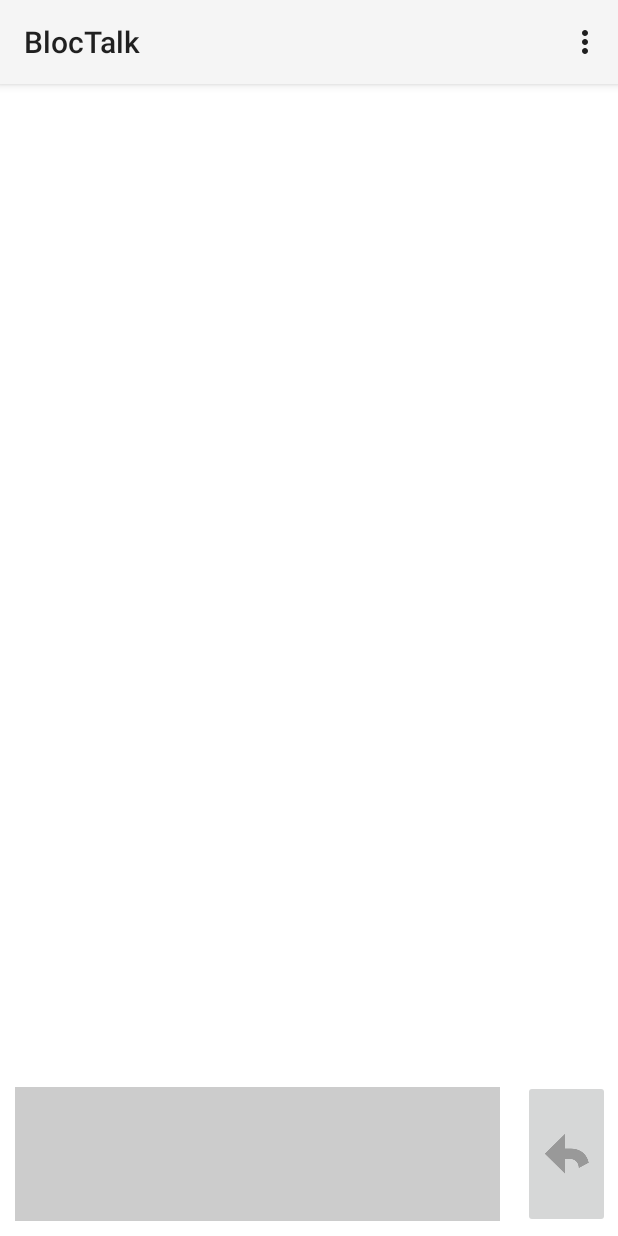
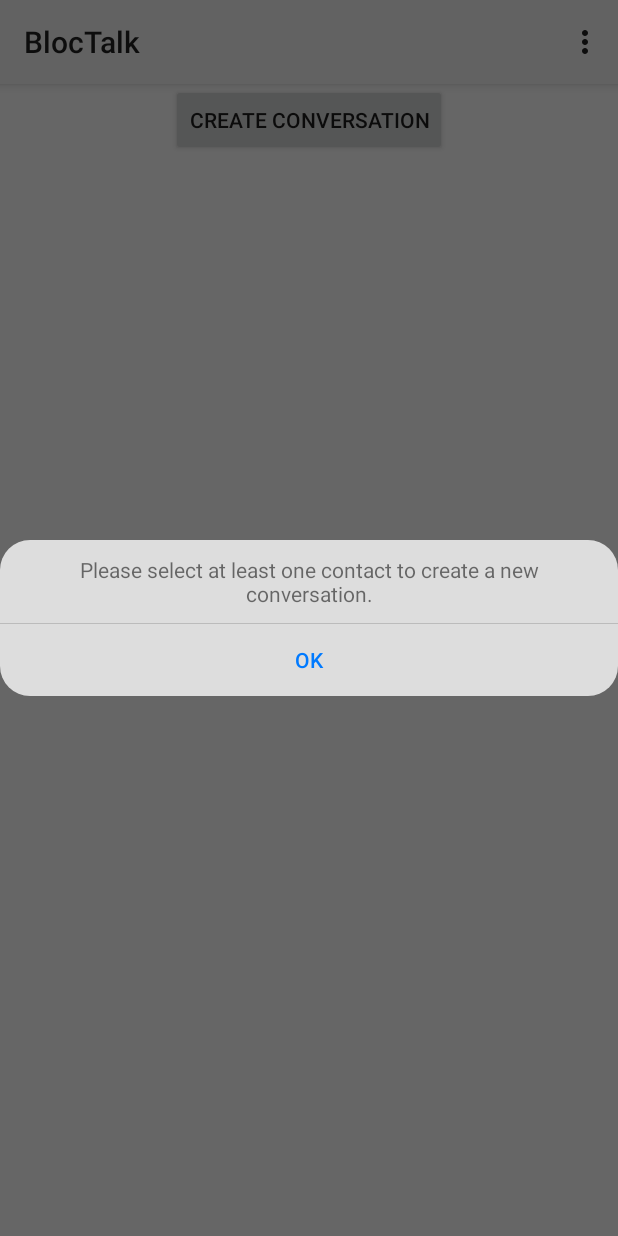
Before and after one commit to stereotype13/BlocTalk, an Android app: the screen it shows after launch (MainActivity), after a tap on "CREATE CONVERSATION", on a phone screen of 412 x 824 dp. Run offline under Robolectric (Android 15) with nearby library versions, the phone set to English and light mode, and no system bars; 1 other tap on this screen came first.

```diff
--- /dev/null
+++ b/app/src/main/java/com/test/bloctalk/app/AlertDialog.java
@@ -0,0 +1,65 @@
+package com.test.bloctalk.app;
+
+import android.graphics.drawable.ColorDrawable;
+import android.os.Bundle;
+import android.support.v4.app.DialogFragment;
+import android.view.LayoutInflater;
+import android.view.View;
+import android.view.ViewGroup;
+import android.view.Window;
+import android.widget.Button;
+import android.widget.TextView;
+
+import org.w3c.dom.Text;
+
+/**
+ * Created by stereotype13 on 8/10/14.
+ */
+public class AlertDialog extends DialogFragment {
+
+    private static final String ALERT_MESSAGE = "ALERT_MESSAGE";
+    private String mAlertMessage;
+
+    public AlertDialog() {
+
+    }
+
+    public AlertDialog(String alertMessage) {
+        mAlertMessage =  alertMessage;
+    }
+
+    @Override
+    public void onCreate(Bundle savedInstanceState) {
+        super.onCreate(savedInstanceState);
+
+        if(savedInstanceState != null) {
+            mAlertMessage = savedInstanceState.getString(ALERT_MESSAGE);
+        }
+
+    }
+
+    @Override
+    public View onCreateView(LayoutInflater inflater, ViewGroup container, Bundle savedInstanceState) {
+        View rootView = (View)inflater.inflate(R.layout.alert_dialog, container);
+        TextView tv = (TextView) rootView.findViewById(R.id.tvAlertMessage);
+        tv.setText(mAlertMessage);
+
+        Button button = (Button) rootView.findViewById(R.id.btnDismissAlertDialog);
+        button.setOnClickListener(new View.OnClickListener() {
+            @Override
+            public void onClick(View view) {
+                getDialog().dismiss();
+            }
+        });
+
+        getDialog().getWindow().requestFeature(Window.FEATURE_NO_TITLE);
+        getDialog().getWindow().setBackgroundDrawable(new ColorDrawable(android.graphics.Color.TRANSPARENT));
+        return rootView;
+    }
+
+    @Override
+    public void onSaveInstanceState(Bundle outState) {
+        super.onSaveInstanceState(outState);
+        outState.putString(ALERT_MESSAGE, mAlertMessage);
+    }
+}
--- a/app/src/main/java/com/test/bloctalk/app/Conversation.java
+++ b/app/src/main/java/com/test/bloctalk/app/Conversation.java
@@ -53,10 +53,35 @@ public class Conversation extends Model {
 
         }
 
-        sqLiteDatabase.close();
         return conversations;
 
     }
 
+    public ArrayList<Message> getMessages(SQLiteDatabase sqLiteDatabase, Conversation conversation) {
+        ArrayList<Message> messages = new ArrayList<Message>();
+        String whereClause = BlocTalkDBContract.Message.CONVERSATION_ID + " = " + String.valueOf(conversation.getID());
+        //Cursor cursor = sqLiteDatabase.query(BlocTalkDBContract.Message.TABLE_NAME, null, "CONVERSATION_ID = ?", new String[]{String.valueOf(conversation.getID())}, null, null, null );
+        Cursor cursor = sqLiteDatabase.query(BlocTalkDBContract.Message.TABLE_NAME, null, whereClause, null, null, null, null );
+
+        if(cursor.getCount() > 0) {
+            cursor.moveToFirst();
+            do {
+                Message message = new Message();
+                message.setConversation(conversation);
+                message.setID(cursor.getLong(cursor.getColumnIndex("_ID")));
+                Long userID = cursor.getLong(cursor.getColumnIndex(BlocTalkDBContract.Message.USER_ID));
+                if(userID > 0) {
+                    message.setUserID(userID);
+                }
+
+                message.setMessage(cursor.getString(cursor.getColumnIndex(BlocTalkDBContract.Message.MESSAGE)));
+
+                messages.add(message);
+            } while(cursor.moveToNext());
+        }
+
+        return messages;
+    }
+
 
 }
--- a/app/src/main/java/com/test/bloctalk/app/ConversationDrawerAdapter.java
+++ b/app/src/main/java/com/test/bloctalk/app/ConversationDrawerAdapter.java
@@ -15,13 +15,18 @@ import java.util.ArrayList;
  */
 public class ConversationDrawerAdapter extends ArrayAdapter<Conversation> {
 
+    //private ArrayList<Conversation> mConversations;
+
     public ConversationDrawerAdapter(Context context, ArrayList<Conversation> conversations) {
-        super(context, R.layout.conversation_drawer_item);
+        super(context, R.layout.conversation_drawer_item, conversations);
+
+        //mConversations = conversations;
 
     }
 
     @Override
     public View getView(int position, View convertView, ViewGroup parent) {
+
 
         View cView = convertView;
         if (cView == null) {
@@ -40,4 +45,6 @@ public class ConversationDrawerAdapter extends ArrayAdapter<Conversation> {
         // All done
         return cView;
     }
+
+
 }
--- a/app/src/main/java/com/test/bloctalk/app/ConversationFragment.java
+++ b/app/src/main/java/com/test/bloctalk/app/ConversationFragment.java
@@ -75,7 +75,9 @@ public class ConversationFragment extends Fragment {
             @Override
             public void onClick(View view) {
                 Message message = new Message();
+                message.create();
                 message.setMessage(mEditText.getText().toString());
+                message.setConversation(mConversation);
                 mListener.onSendMessage(mConversation, message);
                 mEditText.setText("");
             }
@@ -98,8 +100,8 @@ public class ConversationFragment extends Fragment {
     }
 
     public void refresh(Message message){
-        mMessagesAdapter.add(message);
-        mMessagesAdapter.notifyDataSetChanged();
+       // mMessagesAdapter.add(message);
+        //mMessagesAdapter.notifyDataSetChanged();
     }
 
     @Override
--- a/app/src/main/java/com/test/bloctalk/app/MainActivity.java
+++ b/app/src/main/java/com/test/bloctalk/app/MainActivity.java
@@ -1,6 +1,7 @@
 package com.test.bloctalk.app;
 
 import android.content.ContentResolver;
+import android.content.Context;
 import android.database.Cursor;
 import android.net.Uri;
 import android.provider.ContactsContract;
@@ -12,6 +13,7 @@ import android.view.MenuItem;
 import android.view.View;
 import android.widget.AdapterView;
 import android.widget.ListView;
+import android.widget.Toast;
 
 
 import java.util.ArrayList;
@@ -36,10 +38,12 @@ public class MainActivity extends ActionBarActivity implements NewConversationFr
     private static final String TITLE = "TITLE";
     private CharSequence mTitle;
 
+    private ConversationDrawerAdapter mConversationDrawerAdapter;
+
     @Override
     protected void onCreate(Bundle savedInstanceState) {
         super.onCreate(savedInstanceState);
-        setContentView(R.layout.activity_main);
+        setContentView(R.layout.drawer_layout);
 
         if(savedInstanceState != null) {
             mNewConversationFragment = (NewConversationFragment)getFragmentManager().findFragmentByTag(NEW_CONVERSATION_FRAGMENT);
@@ -54,8 +58,9 @@ public class MainActivity extends ActionBarActivity implements NewConversationFr
         }
 
         mConversationDrawer = (DrawerLayout) findViewById(R.id.drawer_layout);
-        mConversationDrawerListView = (ListView) findViewById(R.id.lvConversation_drawer);
-        mConversationDrawerListView.setAdapter(new ConversationDrawerAdapter(this, mConversations));
+        mConversationDrawerListView = (ListView) findViewById(R.id.left_drawer);
+        mConversationDrawerAdapter = new ConversationDrawerAdapter(this, mConversations);
+        mConversationDrawerListView.setAdapter(mConversationDrawerAdapter);
         mConversationDrawerListView.setOnItemClickListener(new DrawerItemClickListener());
     }
 
@@ -116,13 +121,16 @@ public class MainActivity extends ActionBarActivity implements NewConversationFr
 
                 contactID = contactCursor.getString(contactCursor.getColumnIndex(_ID));
                 phoneCursor = contentResolver.query(PHONE_CONTENT_URI, new String[]{NUMBER}, CONTACT_ID + " = ? AND " + TYPE + " = ?", new String[]{contactID, String.valueOf(TYPE_MOBILE)}, null);
-                phoneCursor.moveToFirst();
 
+                if(phoneCursor.getCount() > 0) {
+                    phoneCursor.moveToFirst();
 
-                user.setName(contactCursor.getString(contactCursor.getColumnIndex(DISPLAY_NAME_PRIMARY)));
-                user.setMobileNumber(phoneCursor.getString(phoneCursor.getColumnIndex(NUMBER)));
+                    user.setName(contactCursor.getString(contactCursor.getColumnIndex(DISPLAY_NAME_PRIMARY)));
+                    user.setMobileNumber(phoneCursor.getString(phoneCursor.getColumnIndex(NUMBER)));
 
-                potentialParticipants.add(user);
+                    potentialParticipants.add(user);
+                }
+
             } while(contactCursor.moveToNext());
 
             contactCursor.close();
@@ -131,7 +139,7 @@ public class MainActivity extends ActionBarActivity implements NewConversationFr
 
         mNewConversationFragment = new NewConversationFragment(conversation, potentialParticipants);
 
-        getFragmentManager().beginTransaction().replace(android.R.id.content, mNewConversationFragment, NEW_CONVERSATION_FRAGMENT).addToBackStack(NEW_CONVERSATION_FRAGMENT).commit();
+        getFragmentManager().beginTransaction().replace(R.id.content_frame, mNewConversationFragment, NEW_CONVERSATION_FRAGMENT).addToBackStack(NEW_CONVERSATION_FRAGMENT).commit();
 
 
     }
@@ -161,16 +169,24 @@ public class MainActivity extends ActionBarActivity implements NewConversationFr
 
         conversation.save();
 
+        //Refresh the adapter of our navigation drawer
+        mConversations = Conversation.getConversations(BlocTalk.getBlocTalkDBHelper().getReadableDatabase());
+        mConversationDrawerAdapter.clear();
+        mConversationDrawerAdapter.addAll(mConversations);
+        mConversationDrawerAdapter.notifyDataSetChanged();
+
         mConversationFragment = new ConversationFragment(conversation);
 
-        getFragmentManager().beginTransaction().replace(android.R.id.content, mConversationFragment, CONVERSATION_FRAGMENT).addToBackStack(CONVERSATION_FRAGMENT).commit();
+        getFragmentManager().beginTransaction().replace(R.id.content_frame, mConversationFragment, CONVERSATION_FRAGMENT).addToBackStack(CONVERSATION_FRAGMENT).commit();
 
     }
 
     @Override
     public void onSendMessage(Conversation conversation, Message message) {
-        message.setConversationID(conversation.getID());
+
         message.save();
+
+        //Toast.makeText(this, "Saving message with CONVERSATION_ID: " + String.valueOf(message.getConversationID()) + ", MESSAGE: " + message.getMessage() + "MESSAGE_ID: " + String.valueOf(message.getID()), 1000).show();
         conversation.messages.add(message);
 
         //Send the message to each participant
@@ -178,8 +194,7 @@ public class MainActivity extends ActionBarActivity implements NewConversationFr
         for(Participant participant : conversation.participants) {
             message.send(participant);
         }
-        //Refresh the list view of the conversation fragment once we've sent the message
-        mConversationFragment.refresh(message);
+
     }
 
     @Override
@@ -196,8 +211,13 @@ public class MainActivity extends ActionBarActivity implements NewConversationFr
         }
     }
 
+    //Gets called when user clicks a conversation in the navigation drawer
     private void selectItem(int position) {
-        ConversationFragment conversationFragment = new ConversationFragment(mConversations.get(position));
+
+        Conversation conversation = new Conversation();
+        conversation = mConversations.get(position);
+        conversation.messages = conversation.getMessages(BlocTalk.getBlocTalkDB(), conversation);
+        ConversationFragment conversationFragment = new ConversationFragment(conversation);
 
         getFragmentManager().beginTransaction().replace(R.id.content_frame, conversationFragment).addToBackStack(CONVERSATION_FRAGMENT).commit();
 
@@ -212,4 +232,13 @@ public class MainActivity extends ActionBarActivity implements NewConversationFr
         mTitle = title;
         getActionBar().setTitle(mTitle);
     }
+
+    @Override
+    public void onNoUsersChosen() {
+
+        String alertMessage = getString(R.string.choose_at_least_one_contact);
+        AlertDialog alertDialog = new AlertDialog(alertMessage);
+        alertDialog.show(getSupportFragmentManager(), "ALERT_DIALOG");
+
+    }
 }
--- a/app/src/main/java/com/test/bloctalk/app/MessagesAdapter.java
+++ b/app/src/main/java/com/test/bloctalk/app/MessagesAdapter.java
@@ -16,7 +16,7 @@ import java.util.ArrayList;
 public class MessagesAdapter extends ArrayAdapter<Message> {
 
     public MessagesAdapter(Context context, ArrayList<Message> messages) {
-        super(context, R.id.message_item);
+        super(context, R.id.message_item, messages);
     }
 
     @Override
--- a/app/src/main/java/com/test/bloctalk/app/NewConversationFragment.java
+++ b/app/src/main/java/com/test/bloctalk/app/NewConversationFragment.java
@@ -1,6 +1,7 @@
 package com.test.bloctalk.app;
 
 import android.app.Fragment;
+import android.app.FragmentManager;
 import android.os.Bundle;
 import android.view.LayoutInflater;
 import android.view.View;
@@ -32,6 +33,9 @@ public class NewConversationFragment extends Fragment {
     private UsersAdapter mUsersAdapter;
 
     private INewConversationFragmentListener mListener;
+
+    private AlertDialog mAlertDialog;
+    private static final String ALERT_DIALOG = "ALERT_DIALOG";
 
     public NewConversationFragment(Conversation conversation, ArrayList<User> potentialParticipants) {
         mConversation = conversation;
@@ -85,7 +89,14 @@ public class NewConversationFragment extends Fragment {
                     }
                 }
 
-                mListener.onSaveConversation(mConversation, mSelectedParticipants);
+                if(mSelectedParticipants.size() > 0) {
+                    mListener.onSaveConversation(mConversation, mSelectedParticipants);
+                }
+                else {
+                    mListener.onNoUsersChosen();
+                }
+
+
 
             }
         });
@@ -128,6 +139,7 @@ public class NewConversationFragment extends Fragment {
 
     public interface INewConversationFragmentListener {
         public void onSaveConversation(Conversation conversation, ArrayList<User> selectedParticipants);
+        public void onNoUsersChosen();
     }
 
 
--- /dev/null
+++ b/app/src/main/java/com/test/bloctalk/app/SMSReceiver.java
@@ -0,0 +1,59 @@
+package com.test.bloctalk.app;
+
+import android.content.BroadcastReceiver;
+import android.content.ContentResolver;
+import android.content.Context;
+import android.content.Intent;
+import android.database.Cursor;
+import android.net.Uri;
+import android.os.Bundle;
+import android.telephony.SmsManager;
+import android.telephony.SmsMessage;
+import android.util.Log;
+import android.widget.Toast;
+
+/**
+ * Created by stereotype13 on 8/10/14.
+ */
+public class SMSReceiver extends BroadcastReceiver {
+
+    // Get the object of SmsManager
+    final SmsManager sms = SmsManager.getDefault();
+
+    public void onReceive(Context context, Intent intent) {
+
+        // Retrieves a map of extended data from the intent.
+        final Bundle bundle = intent.getExtras();
+
+        try {
+
+            if (bundle != null) {
+
+                final Object[] pdusObj = (Object[]) bundle.get("pdus");
+
+                for (int i = 0; i < pdusObj.length; i++) {
+
+                    SmsMessage currentMessage = SmsMessage.createFromPdu((byte[]) pdusObj[i]);
+                    String phoneNumber = currentMessage.getDisplayOriginatingAddress();
+
+                    String senderNum = phoneNumber;
+                    String message = currentMessage.getDisplayMessageBody();
+
+                    Log.i("SmsReceiver", "senderNum: " + senderNum + "; message: " + message);
+
+
+                    // Show Alert
+                    int duration = Toast.LENGTH_LONG;
+                    Toast toast = Toast.makeText(context,
+                            "senderNum: "+ senderNum + ", message: " + message, duration);
+                    toast.show();
+
+                } // end for loop
+            } // bundle is null
+
+        } catch (Exception e) {
+            Log.e("SmsReceiver", "Exception smsReceiver" +e);
+
+        }
+    }
+}
--- /dev/null
+++ b/app/src/main/res/drawable-hdpi/alert_dialog_background.xml
@@ -0,0 +1,8 @@
+<?xml version="1.0" encoding="utf-8"?>
+<shape xmlns:android="http://schemas.android.com/apk/res/android" android:shape="rectangle" >
+
+    <solid
+        android:color="#DDDDDD" />
+
+    <corners android:radius="20dp" />
+</shape>
--- /dev/null
+++ b/app/src/main/res/layout/alert_dialog.xml
@@ -0,0 +1,34 @@
+<?xml version="1.0" encoding="utf-8"?>
+
+<LinearLayout xmlns:android="http://schemas.android.com/apk/res/android"
+    android:layout_width="match_parent"
+    android:layout_height="match_parent"
+    android:id="@+id/alert_dialog"
+    android:baselineAligned="false"
+    android:background="@drawable/alert_dialog_background"
+    android:orientation="vertical">
+
+    <TextView
+        android:id="@+id/tvAlertMessage"
+        android:layout_width="wrap_content"
+        android:layout_height="wrap_content"
+        android:layout_gravity="center_horizontal"
+        android:gravity="center"
+        android:padding="10dp"
+         />
+
+    <View
+        android:layout_width="match_parent"
+        android:layout_height="0.5dp"
+        android:background="#BBBBBB" />
+
+    <Button
+        android:id="@+id/btnDismissAlertDialog"
+        android:layout_width="wrap_content"
+        android:layout_height="wrap_content"
+        android:layout_gravity="center"
+        android:text="OK"
+        android:textColor="#007aff"
+        android:background="@android:color/transparent" />
+
+</LinearLayout>
--- /dev/null
+++ b/app/src/main/res/layout/drawer_layout.xml
@@ -0,0 +1,37 @@
+<android.support.v4.widget.DrawerLayout
+    xmlns:android="http://schemas.android.com/apk/res/android"
+    android:id="@+id/drawer_layout"
+    android:layout_width="match_parent"
+    android:layout_height="match_parent">
+    <!-- The main content view -->
+    <FrameLayout
+        android:id="@+id/content_frame"
+        android:layout_width="match_parent"
+        android:layout_height="match_parent" >
+
+        <TextView
+            android:text="@string/new_conversation"
+            android:gravity="center"
+            android:layout_width="match_parent"
+            android:layout_height="wrap_content"
+            android:layout_alignParentTop="true" />
+
+        <Button
+            android:layout_gravity="center"
+            android:layout_width="wrap_content"
+            android:layout_height="wrap_content"
+            android:text="@string/new_conversation"
+            android:onClick="onStartANewConversation"
+            />
+
+        </FrameLayout>
+    <!-- The navigation drawer -->
+    <ListView android:id="@+id/left_drawer"
+        android:layout_width="240dp"
+        android:layout_height="match_parent"
+        android:layout_gravity="start"
+        android:choiceMode="singleChoice"
+        android:divider="@android:color/transparent"
+        android:dividerHeight="0dp"
+        android:background="#FFFFFF"/>
+</android.support.v4.widget.DrawerLayout>
--- a/app/src/main/res/layout/message.xml
+++ b/app/src/main/res/layout/message.xml
@@ -9,6 +9,8 @@
     <TextView
         android:id="@+id/tvMessageItem"
         android:layout_width="fill_parent"
-        android:layout_height="wrap_content" />
+        android:layout_height="wrap_content"
+        />
+
 
 </LinearLayout>
--- a/app/src/main/res/values/strings.xml
+++ b/app/src/main/res/values/strings.xml
@@ -6,5 +6,6 @@
     <string name="action_settings">Settings</string>
     <string name="new_conversation">Start a New Conversation</string>
     <string name="create_conversation">Create Conversation</string>
+    <string name="choose_at_least_one_contact">Please select at least one contact to create a new conversation.</string>
 
 </resources>
```
Also changed, not shown: app/src/main/AndroidManifest.xml (+8 -0 lines).
